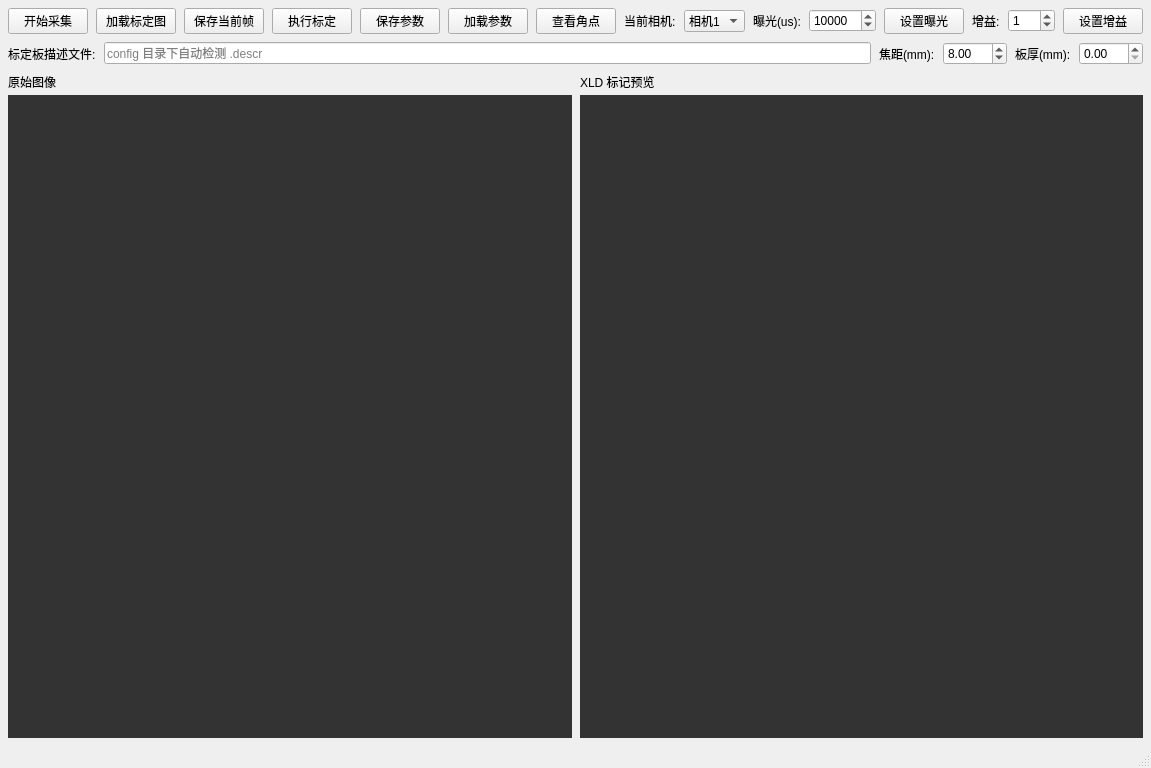
Qt form PunchPressVision/infTool/CalibInfTool/tool/ToolCalibDistortion/ui/ToolCalibDistortionWindow.ui (WIND-ROAD-RUN/PunchPressVision) before a commit.
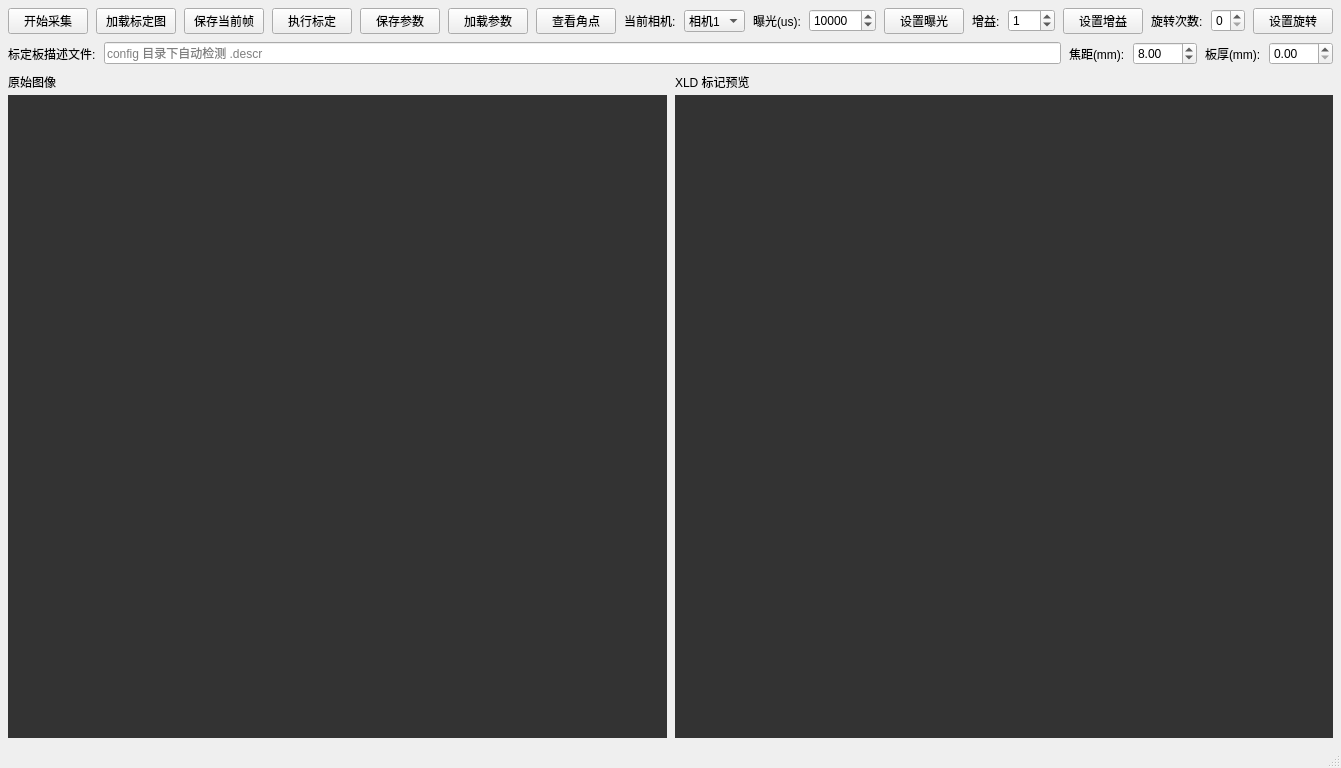
The same form after that commit.

Commit message:
相机标定工具支持旋转次数参数及持久化
新增旋转次数设置，采集图像可按配置顺时针旋转（0~3次），参数持久化到配置文件。UI、配置结构体与回调处理均已适配，提升多相机安装方向兼容性。

```diff
--- a/PunchPressVision/infTool/CalibInfTool/tool/ToolCalibDistortion/ui/ToolCalibDistortionWindow.ui
+++ b/PunchPressVision/infTool/CalibInfTool/tool/ToolCalibDistortion/ui/ToolCalibDistortionWindow.ui
@@ -178,6 +178,36 @@
         </property>
        </widget>
       </item>
+      <item>
+       <widget class="QLabel" name="labelRotate">
+        <property name="text">
+         <string>旋转次数:</string>
+        </property>
+       </widget>
+      </item>
+      <item>
+       <widget class="QSpinBox" name="rotateSpin">
+        <property name="minimum">
+         <number>0</number>
+        </property>
+        <property name="maximum">
+         <number>3</number>
+        </property>
+        <property name="value">
+         <number>0</number>
+        </property>
+        <property name="toolTip">
+         <string>0=不旋转, 1=顺时针90°, 2=顺时针180°, 3=顺时针270°</string>
+        </property>
+       </widget>
+      </item>
+      <item>
+       <widget class="QPushButton" name="setRotateBtn">
+        <property name="text">
+         <string>设置旋转</string>
+        </property>
+       </widget>
+      </item>
      </layout>
     </item>
     <item>
```
The commit also changes 5 other files.
